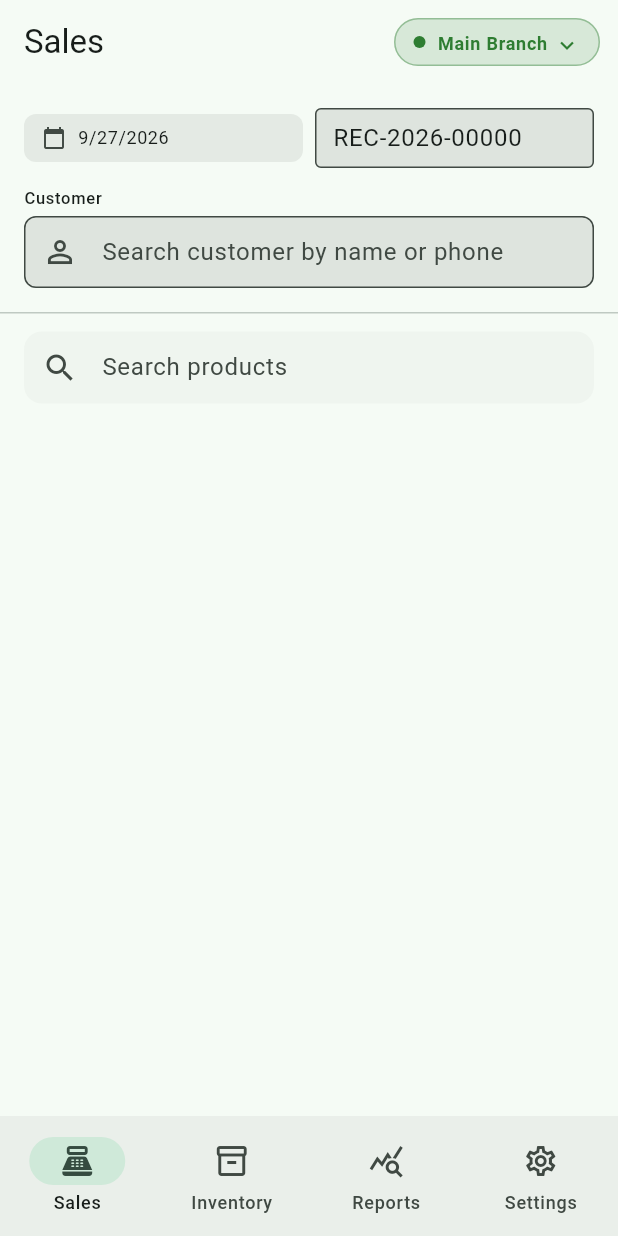
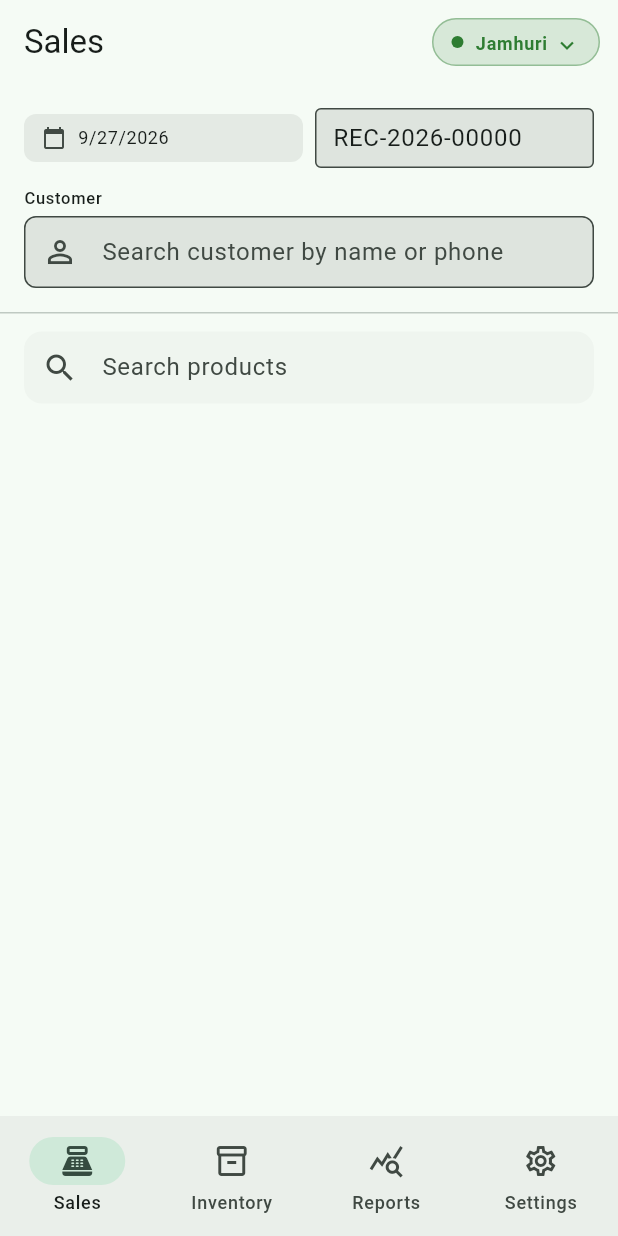
Before and after one commit to Jack-Murimi/gateway, a Flutter app: the SalesScreen screen opened by its route, on a phone screen of 412 x 824 dp. Run offline on Flutter 3.47's test engine with Material 3 defaults, Android fonts, the phone set to English and light mode, and no system bars; our stand-ins replace flutter_riverpod, go_router.

Commit message:
Update branches to Jamhuri, Lavington, Kileleshwa, Nextgen

```diff
--- a/lib/features/sales/presentation/sales_screen.dart
+++ b/lib/features/sales/presentation/sales_screen.dart
@@ -39,8 +39,10 @@ class _SalesScreenState extends State<SalesScreen> {
   final List<SaleLineItem> _lineItems = [];
 
   final _branches = const [
-    BranchOption(id: 'main', name: 'Main Branch', color: Color(0xFF2E7D32)),
-    BranchOption(id: 'west', name: 'Westlands', color: Color(0xFF1565C0)),
+    BranchOption(id: 'jamhuri', name: 'Jamhuri', color: Color(0xFF2E7D32)),
+    BranchOption(id: 'lavington', name: 'Lavington', color: Color(0xFF1565C0)),
+    BranchOption(id: 'kileleshwa', name: 'Kileleshwa', color: Color(0xFF7B1FA2)),
+    BranchOption(id: 'nextgen', name: 'Nextgen', color: Color(0xFFE65100)),
   ];
 
   final _customers = const [
```
